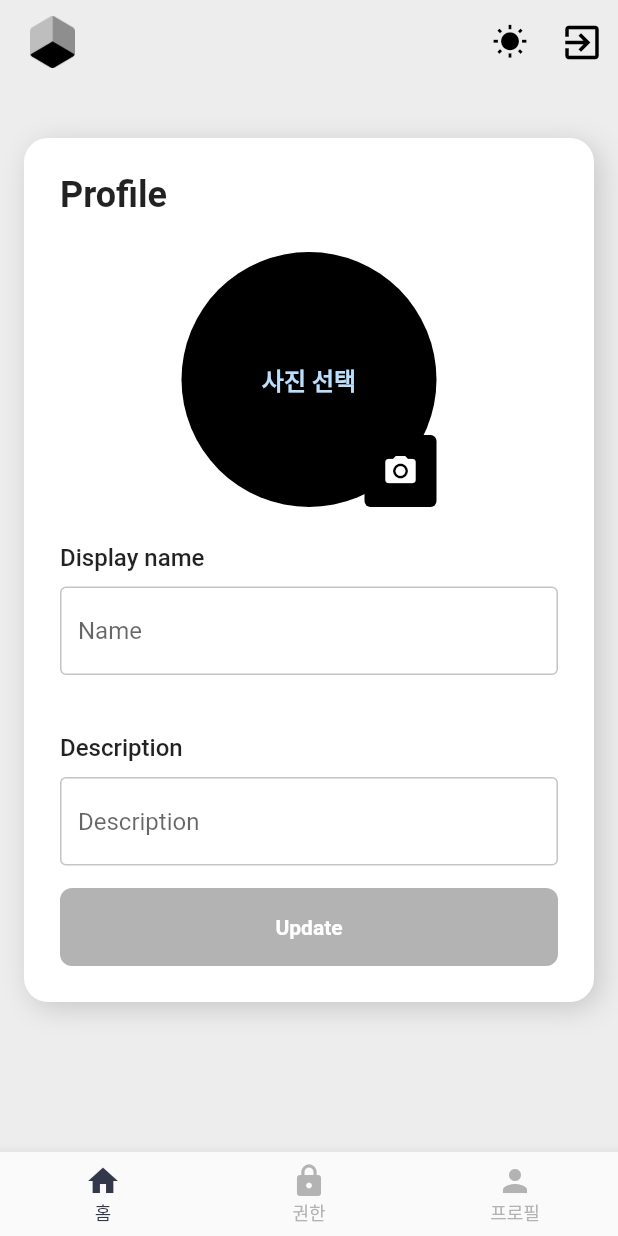
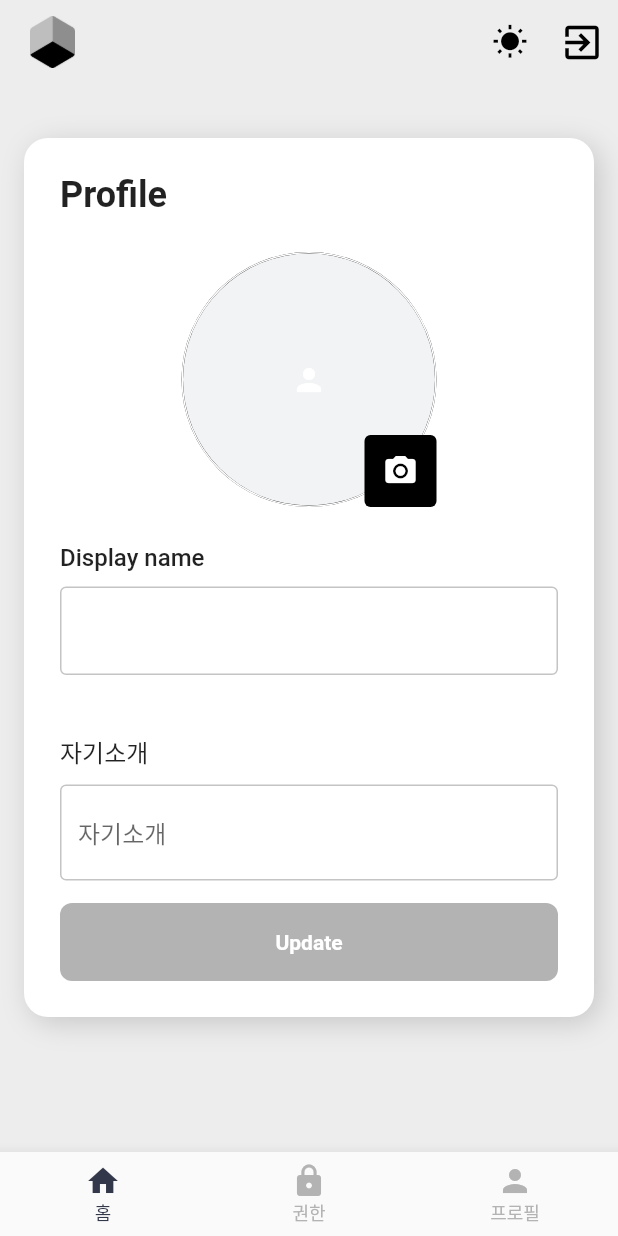
Before and after one commit to nain93/veple_app, a Flutter app: the EditProfile screen opened by its route, on a phone screen of 412 x 824 dp. Run offline on Flutter 3.47's test engine with Material 2 defaults, Android fonts, the phone set to English and light mode, and no system bars; our stand-ins replace cached_network_image, firebase_auth, firebase_core, flutter_dotenv, flutter_hooks, flutter_native_splash and 9 more; missing offline and left inert: kakao_flutter_sdk_user; accounts and stored records are empty; generated files the repository leaves out were written again.

Commit message:
chore: edit permissio_screen

```diff
--- a/analysis_options.yaml
+++ b/analysis_options.yaml
@@ -7,6 +7,7 @@ linter:
   # and their documentation is published at
   # https://dart-lang.github.io/linter/lints/index.html.
   rules:
+    - prefer_const_constructors
     - always_declare_return_types
     - prefer_final_in_for_each
     - prefer_single_quotes
--- a/lib/screens/edit_profile.dart
+++ b/lib/screens/edit_profile.dart
@@ -6,6 +6,7 @@ import 'package:veple/utils/assets.dart';
 import 'package:veple/utils/router_config.dart';
 import 'package:veple/widgets/common/button.dart';
 import 'package:veple/widgets/common/edit_text.dart';
+import 'package:veple/widgets/common/image.dart';
 import 'package:veple/widgets/model_theme.dart';
 import 'package:hooks_riverpod/hooks_riverpod.dart';
 import 'package:image_picker/image_picker.dart';
@@ -25,6 +26,7 @@ class EditProfile extends HookConsumerWidget {
 
   @override
   Widget build(BuildContext context, WidgetRef ref) {
+    var user = FirebaseAuth.instance.currentUser;
     final themeNotifier = ref.watch(modelProvider);
 
     final ImagePicker picker = ImagePicker();
@@ -125,16 +127,23 @@ class EditProfile extends HookConsumerWidget {
                                     backgroundColor: themeNotifier.isDark
                                         ? Colors.white
                                         : Colors.black,
-                                    child: const Text(
-                                      '사진 선택',
-                                      style: TextStyle(
-                                          fontWeight: FontWeight.w700),
-                                    ),
+                                    child: ImageOnNetwork(
+                                        borderRadius: 85,
+                                        width: 170,
+                                        height: 170,
+                                        imageURL: user?.photoURL ?? ''),
+                                    // const Text(
+                                    //   '사진 선택',
+                                    //   style: TextStyle(
+                                    //       fontWeight: FontWeight.w700),
+                                    // ),
                                   )
                                 : CircleAvatar(
                                     radius: 85,
-                                    backgroundImage:
-                                        FileImage(File(imageFile.value!.path))),
+                                    backgroundImage: FileImage(
+                                      File(imageFile.value!.path),
+                                    ),
+                                  ),
                             Positioned(
                               bottom: 0,
                               right: 0,
@@ -142,10 +151,11 @@ class EditProfile extends HookConsumerWidget {
                                 width: 48,
                                 height: 48,
                                 child: Container(
-                                  decoration: const BoxDecoration(
+                                  // ignore: prefer_const_constructors
+                                  decoration: BoxDecoration(
                                     color: Colors.black,
-                                    borderRadius:
-                                        BorderRadius.all(Radius.circular(4)),
+                                    borderRadius: const BorderRadius.all(
+                                        Radius.circular(4)),
                                   ),
                                   child: const Icon(
                                     Icons.camera_alt,
@@ -171,21 +181,21 @@ class EditProfile extends HookConsumerWidget {
                         )),
                     EditText(
                       onChanged: (String txt) => nameValue.value = txt,
-                      hintText: 'Name',
+                      hintText: '${user?.displayName}',
                     ),
                     Container(
                         margin: const EdgeInsets.fromLTRB(0, 24, 0, 10),
                         child: const Align(
                           alignment: Alignment.centerLeft,
                           child: Text(
-                            'Description',
+                            '자기소개',
                             style: TextStyle(
                                 fontSize: 16, fontWeight: FontWeight.w500),
                           ),
                         )),
                     EditText(
                       onChanged: (String txt) => descValue.value = txt,
-                      hintText: 'Description',
+                      hintText: '자기소개',
                     ),
                     Button(
                       text: 'Update',
--- a/pubspec.yaml
+++ b/pubspec.yaml
@@ -58,6 +58,9 @@ dependencies:
   firebase_auth: ^4.5.0
   google_sign_in: ^6.1.0
   sign_in_with_apple: ^4.3.0
+
+dependency_overrides:
+  intl: ^0.17.0-nullsafety.2
 
 dev_dependencies:
   integration_test:
```
Also changed, not shown: lib/screens/permission_screen.dart (+3 -85 lines), pubspec.lock, 1 other file.
